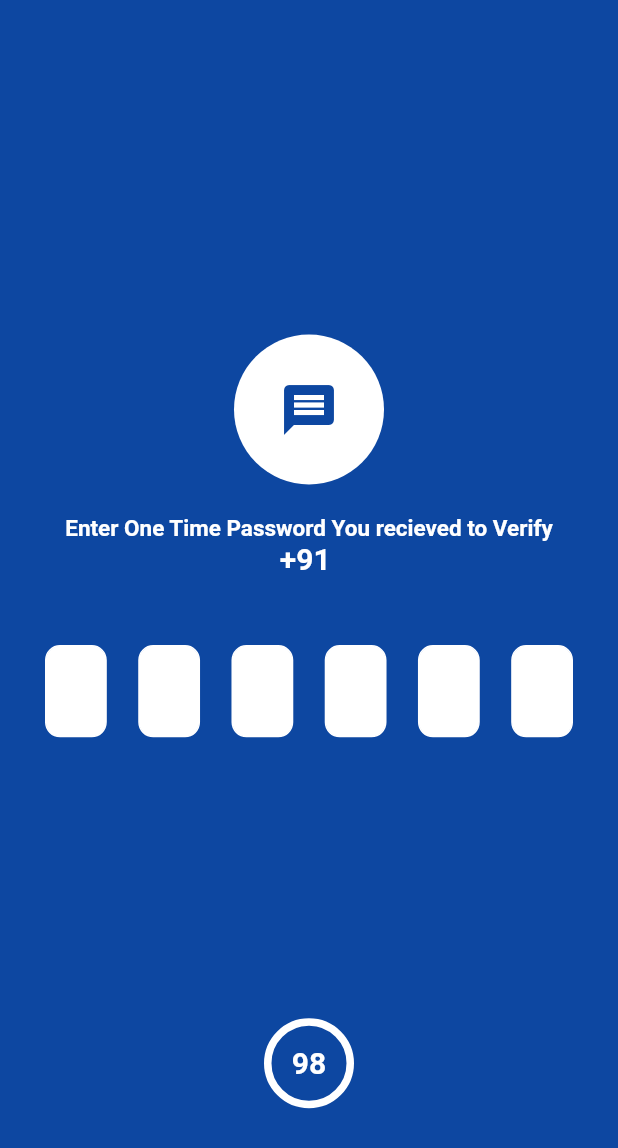
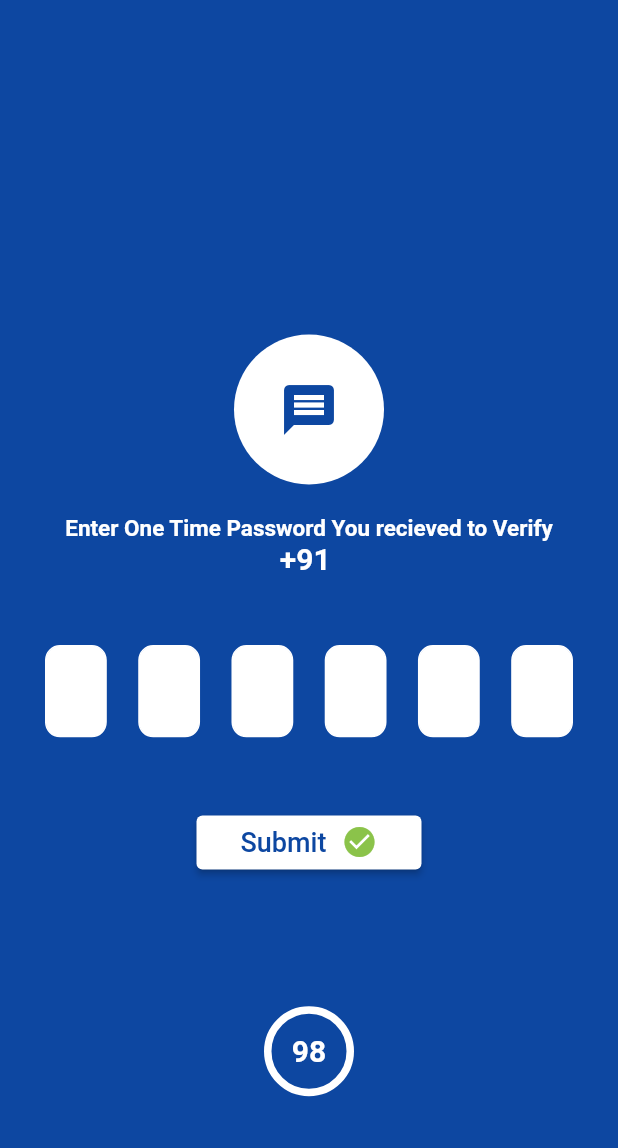
Before and after one commit to spotmies/spotmies_user, a Flutter app: the OTPScreen screen opened directly with empty values, on a phone screen of 412 x 824 dp. Shown: the top 1148 px of the screen. Run offline on Flutter 3.47's test engine with Material 2 defaults, Android fonts, the phone set to English and light mode, and no system bars; drawn by our look-alikes of percent_indicator; our stand-ins replace animated_bottom_navigation_bar, audioplayers, carousel_slider, cloud_firestore, dotted_border, firebase_auth and 21 more; missing offline and left inert: flutter_audio_recorder2, flutter_webrtc, geocoder; accounts and stored records are empty; network calls fail.

Commit message:
otp bugs solved

```diff
--- a/lib/miscellaneous/login/otp.dart
+++ b/lib/miscellaneous/login/otp.dart
@@ -1,4 +1,6 @@
 import 'dart:async';
+import 'dart:developer';
+import 'dart:ui';
 
 import 'package:firebase_auth/firebase_auth.dart';
 import 'package:flutter/material.dart';
@@ -7,6 +9,7 @@ import 'package:pinput/pin_put/pin_put.dart';
 import 'package:provider/provider.dart';
 import 'package:spotmies/controllers/login_controller/login_controller.dart';
 import 'package:spotmies/providers/timer_provider.dart';
+import 'package:spotmies/utilities/snackbar.dart';
 import 'package:spotmies/views/home/navBar.dart';
 import 'package:spotmies/views/login/stepperPersonalInfo.dart';
 
@@ -20,6 +23,7 @@ class OTPScreen extends StatefulWidget {
 class _OTPScreenState extends State<OTPScreen> {
   // Timer _timer;
   // int _start = 60;
+  TimeProvider timerProvider;
   final GlobalKey<ScaffoldState> _scaffoldkey = GlobalKey<ScaffoldState>();
   String _verificationCode;
   final TextEditingController _pinPutController = TextEditingController();
@@ -33,14 +37,66 @@ class _OTPScreenState extends State<OTPScreen> {
       //const Color.fromRGBO(126, 203, 224, 1),
     ),
   );
+  startTimer() {
+    Timer.periodic(Duration(seconds: 1), (timer) {
+      timerProvider.updateTime();
+      if (timerProvider.countDown < 2) {
+        timer.cancel();
+        log("timer stopped");
+      }
+    });
+  }
+
   @override
   void initState() {
-    var timerProvider = Provider.of<TimeProvider>(context, listen: false);
-    Timer.periodic(Duration(seconds: 1), (timer) {
-      timerProvider.updateTime();
-    });
+    timerProvider = Provider.of<TimeProvider>(context, listen: false);
+
     super.initState();
     _verifyPhone();
+  }
+
+  void resendOtp() {
+    timerProvider.resetTimer();
+    _verifyPhone();
+    snackbar(context, "Otp Resend successfully ");
+  }
+
+  loginUserWithOtp(otpValue) async {
+    log(otpValue.toString());
+    timerProvider.setLoader(true);
+    try {
+      await FirebaseAuth.instance
+          .signInWithCredential(PhoneAuthProvider.credential(
+              verificationId: _verificationCode, smsCode: otpValue))
+          .then((value) async {
+        if (value.user != null) {
+          // print("user already login");
+          bool resp = await checkUserRegistered(value.user.uid);
+          timerProvider.setLoader(false);
+          if (resp == false) {
+            Navigator.pushAndRemoveUntil(
+                context,
+                MaterialPageRoute(builder: (context) => StepperPersonalInfo()),
+                (route) => false);
+          } else {
+            Navigator.pushAndRemoveUntil(
+                context,
+                MaterialPageRoute(builder: (context) => GoogleNavBar()),
+                (route) => false);
+          }
+        } else {
+          timerProvider.setLoader(false);
+          snackbar(context, "Something went wrong");
+        }
+      });
+    } catch (e) {
+      FocusScope.of(context).unfocus();
+      log(e.toString());
+      timerProvider.setLoader(false);
+      snackbar(context, "Invalid OTP");
+      // _scaffoldkey.currentState
+      //     .showSnackBar(SnackBar(content: Text('invalid OTP')));
+    }
   }
 
   @override
@@ -54,10 +110,14 @@ class _OTPScreenState extends State<OTPScreen> {
       resizeToAvoidBottomInset: false,
       backgroundColor: Colors.blue[900],
       key: _scaffoldkey,
-      body: Column(
+      body: Consumer<TimeProvider>(builder: (context, data, child) {
+        return Column(
           mainAxisAlignment: MainAxisAlignment.spaceBetween,
           children: [
-          Column(
+            Stack(children: [
+              AbsorbPointer(
+                absorbing: data.getLoader,
+                child: Column(
                   mainAxisAlignment: MainAxisAlignment.center,
                   children: [
                     Container(
@@ -101,8 +161,8 @@ class _OTPScreenState extends State<OTPScreen> {
                         padding: const EdgeInsets.all(30.0),
                         child: PinPut(
                           fieldsCount: 6,
-                    textStyle:
-                        const TextStyle(fontSize: 25.0, color: Colors.blueGrey),
+                          textStyle: const TextStyle(
+                              fontSize: 25.0, color: Colors.blueGrey),
                           eachFieldWidth: _width * 0.1,
                           eachFieldHeight: _hight * 0.08,
                           focusNode: _pinPutFocusNode,
@@ -111,45 +171,45 @@ class _OTPScreenState extends State<OTPScreen> {
                           selectedFieldDecoration: pinPutDecoration,
                           followingFieldDecoration: pinPutDecoration,
                           pinAnimationType: PinAnimationType.fade,
-                    onSubmit: (pin) async {
-                      try {
-                        await FirebaseAuth.instance
-                            .signInWithCredential(PhoneAuthProvider.credential(
-                                verificationId: _verificationCode,
-                                smsCode: pin))
-                            .then((value) async {
-                          if (value.user != null) {
-                            // print("user already login");
-                            bool resp =
-                                await checkUserRegistered(value.user.uid);
-                            if (resp == false) {
-                              Navigator.pushAndRemoveUntil(
-                                  context,
-                                  MaterialPageRoute(
-                                      builder: (context) =>
-                                          StepperPersonalInfo()),
-                                  (route) => false);
-                            } else {
-                              Navigator.pushAndRemoveUntil(
-                                  context,
-                                  MaterialPageRoute(
-                                      builder: (context) => GoogleNavBar()),
-                                  (route) => false);
-                            }
-                          }
-                        });
-                      } catch (e) {
-                        FocusScope.of(context).unfocus();
-                        // _scaffoldkey.currentState
-                        //     .showSnackBar(SnackBar(content: Text('invalid OTP')));
-                      }
+                          onChanged: (pin) {
+                            data.setOtp(pin.toString());
+                          },
+                          onSubmit: (pin) {
+                            loginUserWithOtp(pin);
                           },
                         ),
                       ),
                     ),
+                    Container(
+                      width: 150,
+                      child: ElevatedButton(
+                        style: ButtonStyle(
+                            backgroundColor:
+                                MaterialStateProperty.all(Colors.white)),
+                        onPressed: () {
+                          loginUserWithOtp(data.getOtp);
+                        },
+                        child: Row(
+                          mainAxisAlignment: MainAxisAlignment.center,
+                          children: [
+                            Text(
+                              'Submit',
+                              style: TextStyle(
+                                  color: Colors.blue[900], fontSize: 18),
+                            ),
+                            SizedBox(
+                              width: 10,
+                            ),
+                            Icon(
+                              Icons.check_circle,
+                              color: Colors.lightGreen,
+                            )
                           ],
                         ),
-          Container(
+                      ),
+                    ),
+                    data.countDown > 2
+                        ? Container(
                             height: _hight * 0.3,
                             child: CircularPercentIndicator(
                                 radius: 60,
@@ -159,22 +219,66 @@ class _OTPScreenState extends State<OTPScreen> {
                                 progressColor: Colors.white,
                                 percent: 1.0,
                                 backgroundColor: Colors.blue[900],
-                center: Consumer<TimeProvider>(builder: (context, data, child) {
-                  return Text(
+                                center: Text(
                                   '${data.countDown}',
                                   style: TextStyle(
                                       fontWeight: FontWeight.bold,
                                       fontSize: 20.0,
                                       color: Colors.white),
-                  );
-                })),
+                                )),
+                          )
+                        : Container(
+                            padding: EdgeInsets.only(top: _hight * 0.1),
+                            width: 150,
+                            child: ElevatedButton(
+                              style: ButtonStyle(
+                                  backgroundColor:
+                                      MaterialStateProperty.all(Colors.white)),
+                              onPressed: resendOtp,
+                              child: Row(
+                                mainAxisAlignment: MainAxisAlignment.center,
+                                children: [
+                                  Text(
+                                    'Resend',
+                                    style: TextStyle(
+                                        color: Colors.blue[900], fontSize: 18),
+                                  ),
+                                  SizedBox(
+                                    width: 10,
+                                  ),
+                                  Icon(
+                                    Icons.change_circle,
+                                    color: Colors.lightGreen,
+                                  )
+                                ],
+                              ),
+                            ),
                           ),
                   ],
                 ),
+              ),
+              Visibility(
+                visible: data.getLoader,
+                // visible: true,
+                child: Positioned.fill(
+                    child: BackdropFilter(
+                  filter: ImageFilter.blur(sigmaX: 1, sigmaY: 1),
+                  child: Center(
+                      child: CircularProgressIndicator(
+                    strokeWidth: 6.0,
+                    backgroundColor: Colors.white,
+                  )),
+                )),
+              ),
+            ]),
+          ],
+        );
+      }),
     );
   }
 
   _verifyPhone() async {
+    startTimer();
     await FirebaseAuth.instance.verifyPhoneNumber(
         phoneNumber: '+91${widget.phone}',
         verificationCompleted: (PhoneAuthCredential credential) async {
@@ -195,7 +299,7 @@ class _OTPScreenState extends State<OTPScreen> {
           });
         },
         verificationFailed: (FirebaseAuthException e) {
-          print(e.message);
+          log(e.message.toString());
         },
         codeSent: (String verficationID, int resendToken) {
           setState(() {
--- a/lib/providers/timer_provider.dart
+++ b/lib/providers/timer_provider.dart
@@ -2,11 +2,31 @@ import 'package:flutter/cupertino.dart';
 
 class TimeProvider extends ChangeNotifier {
   int countDown = 99;
+  bool loader = false;
+  String otp;
 
+  void setOtp(value) {
+    otp = value;
+    notifyListeners();
+  }
+
+  get getOtp => otp;
+
+  void setLoader(value) {
+    loader = value;
+    notifyListeners();
+  }
+
+  get getLoader => loader;
   updateTime() {
     if (countDown != 0) {
       countDown--;
     }
     notifyListeners();
   }
+
+  void resetTimer() {
+    countDown = 99;
+    notifyListeners();
+  }
 }
```
Also changed, not shown: 1 other file. Lines whose indentation alone changed are shown as unchanged.
